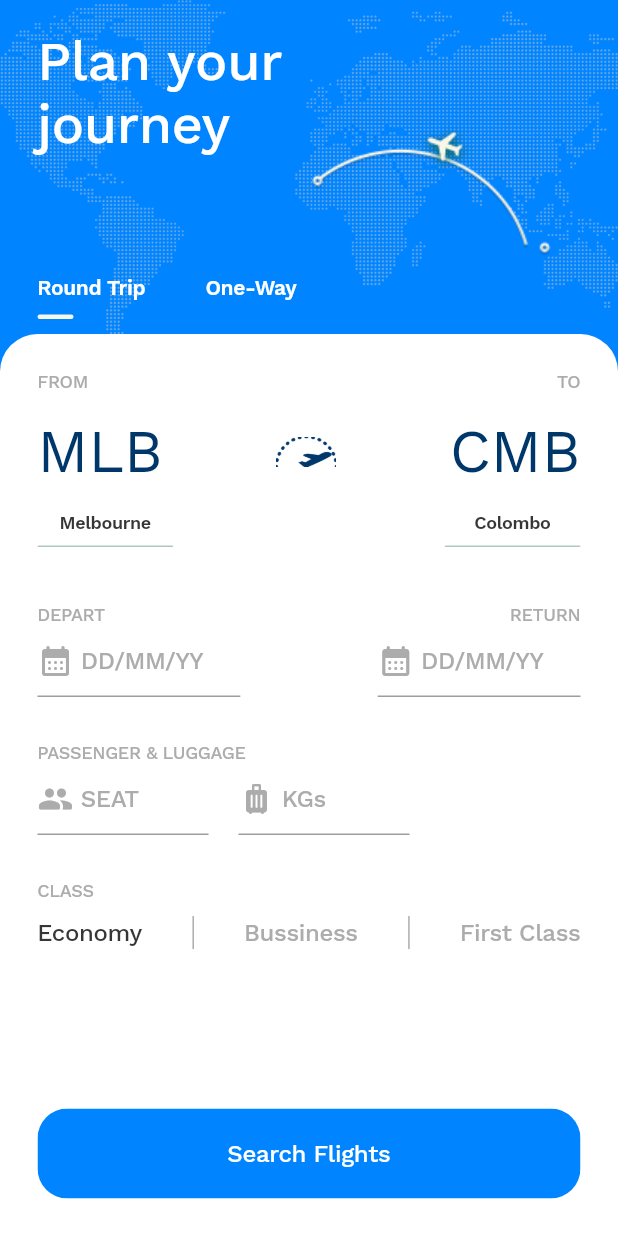
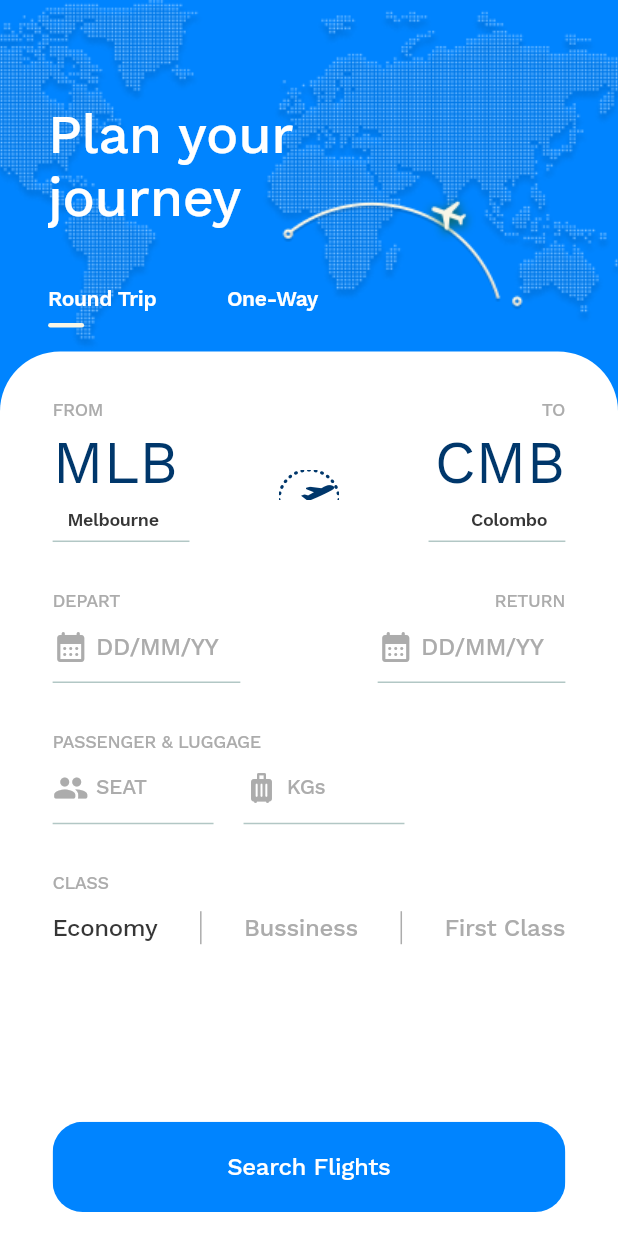
Before and after one commit to DewminaUdayashan/stockflow_code_challange, a Flutter app: the screen it shows after launch, on a phone screen of 412 x 824 dp. Run offline on Flutter 3.47's test engine with Material 2 defaults, Android fonts, the phone set to English and light mode, and no system bars; our stand-ins replace device_preview, flutter_screenutil, google_fonts.

Commit message:
screen util integration

```diff
--- a/lib/main.dart
+++ b/lib/main.dart
@@ -3,8 +3,10 @@ import 'package:flutter/services.dart';
 import 'package:stockflow_design_challenge/shared/app_routes.dart';
 import 'package:stockflow_design_challenge/shared/app_theme.dart';
 import 'package:device_preview/device_preview.dart';
+import 'package:flutter_screenutil/flutter_screenutil.dart';
 
-void main() {
+Future<void> main() async {
+  await ScreenUtil.ensureScreenSize();
   runApp(DevicePreview(
     enabled: false,
     builder: (context) => const MyApp(),
@@ -18,6 +20,7 @@ class MyApp extends StatelessWidget {
   Widget build(BuildContext context) {
     SystemChrome.setSystemUIOverlayStyle(
         const SystemUiOverlayStyle(statusBarColor: Colors.transparent));
+
     SystemChrome.setPreferredOrientations([
       DeviceOrientation.portraitUp,
     ]);
@@ -29,6 +32,10 @@ class MyApp extends StatelessWidget {
       darkTheme: AppTheme.themeData,
       onGenerateRoute: AppRoutes.onGenerateRoute,
       initialRoute: AppRoutes.landingScreenRoute,
+      builder: (context, child) {
+        ScreenUtil.init(context, designSize: const Size(411, 823));
+        return child!;
+      },
     );
   }
 }
--- a/lib/screens/landing/landing_screen.dart
+++ b/lib/screens/landing/landing_screen.dart
@@ -1,14 +1,15 @@
 import 'package:flutter/material.dart';
+import 'package:flutter_screenutil/flutter_screenutil.dart';
 import 'package:stockflow_design_challenge/screens/animations/opacity_tween.dart';
-import 'package:stockflow_design_challenge/screens/landing/widgets/custom_drop_down.dart';
 import 'package:stockflow_design_challenge/screens/landing/widgets/custom_text_field.dart';
 import 'package:stockflow_design_challenge/screens/landing/widgets/header.dart';
 import 'package:stockflow_design_challenge/screens/landing/widgets/title_row.dart';
 import 'package:stockflow_design_challenge/shared/app_routes.dart';
 import 'package:stockflow_design_challenge/shared/enums.dart';
 import 'package:stockflow_design_challenge/shared/extentions.dart';
-import 'package:stockflow_design_challenge/shared/images.dart';
+import 'package:stockflow_design_challenge/shared/responsive/mock_design.dart';
 
+import '../../shared/images.dart';
 import '../animations/slide_up_tween.dart';
 
 class LandingScreen extends StatelessWidget {
@@ -19,15 +20,15 @@ class LandingScreen extends StatelessWidget {
     return Scaffold(
       backgroundColor: Theme.of(context).colorScheme.primary,
       body: SingleChildScrollView(
+        child: MockDesign(
+          designImagePath: 'assets/images/landing_design.png',
+          showOverlay: false,
           child: SizedBox(
             height: context.height,
             width: double.infinity,
             child: Column(
               crossAxisAlignment: CrossAxisAlignment.start,
               children: [
-              /// avoiding status bar
-              SizedBox(height: context.paddingTop),
-
                 /// header
                 const OpacityTween(child: Header()),
 
@@ -37,11 +38,15 @@ class LandingScreen extends StatelessWidget {
                     width: double.infinity,
                     decoration: BoxDecoration(
                       color: context.colorScheme.background,
-                    borderRadius: const BorderRadius.vertical(
-                      top: Radius.circular(25),
+                      borderRadius: BorderRadius.vertical(
+                        top: Radius.circular(40.r),
                       ),
                     ),
-                  padding: const EdgeInsets.all(25),
+                    padding: EdgeInsets.only(
+                      left: 35.w,
+                      right: 35.w,
+                      top: 32.h,
+                    ),
                     child: OpacityTween(
                       child: Column(
                         crossAxisAlignment: CrossAxisAlignment.start,
@@ -50,45 +55,86 @@ class LandingScreen extends StatelessWidget {
                             firstTitle: 'FROM',
                             secondTitle: 'TO',
                           ),
-                        const SizedBox(height: 16),
+                          SizedBox(height: 5.h),
                           Row(
-                          mainAxisAlignment: MainAxisAlignment.spaceBetween,
+                            children: [
+                              Expanded(
+                                child: Column(
+                                  mainAxisSize: MainAxisSize.min,
+                                  crossAxisAlignment: CrossAxisAlignment.start,
                                   children: [
                                     Text(
                                       'MLB',
-                              style: context.textTheme.headlineLarge,
+                                      style: context.textTheme.headlineLarge
+                                          ?.copyWith(
+                                        fontSize: 40.sp,
+                                      ),
+                                    ),
+                                    SizedBox(height: 7.h),
+                                    Padding(
+                                      padding: EdgeInsets.only(left: 10.w),
+                                      child: Text(
+                                        'Melbourne',
+                                        style: context.textTheme.bodySmall
+                                            ?.copyWith(
+                                          color: const Color.fromRGBO(
+                                              54, 54, 54, 1),
+                                        ),
+                                      ),
+                                    ),
+                                    SizedBox(height: 7.h),
+                                    Container(
+                                      height: 1,
+                                      width: 91.w,
+                                      decoration: const BoxDecoration(
+                                        color: Color.fromRGBO(178, 199, 197, 1),
+                                      ),
+                                    ),
+                                  ],
+                                ),
                               ),
                               Image.asset(
                                 landingPageMiddleImage,
                                 width: 40,
                               ),
+                              Expanded(
+                                child: Column(
+                                  mainAxisSize: MainAxisSize.min,
+                                  crossAxisAlignment: CrossAxisAlignment.end,
+                                  children: [
                                     Text(
                                       'CMB',
-                              style: context.textTheme.headlineLarge,
-                            ),
-                          ],
-                        ),
-                        Row(
-                          children: const [
-                            Expanded(
-                              child: CustomDropdownButton(
-                                items: ['Melbourne', 'Colombo'],
-                                selectedItem: 'Melbourne',
+                                      style: context.textTheme.headlineLarge
+                                          ?.copyWith(
+                                        fontSize: 40.sp,
                                       ),
                                     ),
-                            Expanded(
-                              flex: 2,
-                              child: SizedBox.shrink(),
+                                    SizedBox(height: 7.h),
+                                    Padding(
+                                      padding: EdgeInsets.only(right: 12.w),
+                                      child: Text(
+                                        'Colombo',
+                                        style: context.textTheme.bodySmall
+                                            ?.copyWith(
+                                          color: const Color.fromRGBO(
+                                              54, 54, 54, 1),
                                         ),
-                            Expanded(
-                              child: CustomDropdownButton(
-                                items: ['Melbourne', 'Colombo'],
-                                selectedItem: 'Colombo',
+                                      ),
+                                    ),
+                                    SizedBox(height: 7.h),
+                                    Container(
+                                      height: 1,
+                                      width: 91.w,
+                                      decoration: const BoxDecoration(
+                                        color: Color.fromRGBO(178, 199, 197, 1),
                                       ),
                                     ),
                                   ],
                                 ),
-                        const SizedBox(height: 30),
+                              ),
+                            ],
+                          ),
+                          SizedBox(height: 32.h),
                           const TitleRow(
                             firstTitle: 'DEPART',
                             secondTitle: 'RETURN',
@@ -100,32 +146,18 @@ class LandingScreen extends StatelessWidget {
                                 label: 'DD/MM/YY',
                                 icon: Icons.calendar_month_rounded,
                                 readOnly: true,
-                              onTap: () => showDatePicker(
-                                context: context,
-                                initialDate: DateTime.now(),
-                                firstDate: DateTime.now(),
-                                lastDate: DateTime.now().add(
-                                  const Duration(days: 360 * 5),
-                                ),
-                              ),
+                                onTap: () => showAppDatePicker(context),
                               ),
                               SizedBox(width: context.width / 4.5),
                               CustomTextField(
                                 label: 'DD/MM/YY',
                                 icon: Icons.calendar_month_rounded,
                                 readOnly: true,
-                              onTap: () => showDatePicker(
-                                context: context,
-                                initialDate: DateTime.now(),
-                                firstDate: DateTime.now(),
-                                lastDate: DateTime.now().add(
-                                  const Duration(days: 360 * 5),
-                                ),
-                              ),
+                                onTap: () => showAppDatePicker(context),
                               ),
                             ],
                           ),
-                        const SizedBox(height: 30),
+                          SizedBox(height: 32.h),
                           const TitleRow(firstTitle: 'PASSENGER & LUGGAGE'),
                           Row(
                             children: const [
@@ -142,9 +174,9 @@ class LandingScreen extends StatelessWidget {
                               Spacer(),
                             ],
                           ),
-                        const SizedBox(height: 30),
+                          SizedBox(height: 32.h),
                           const TitleRow(firstTitle: 'CLASS'),
-                        const SizedBox(height: 10),
+                          SizedBox(height: 12.h),
                           Row(
                             mainAxisAlignment: MainAxisAlignment.spaceBetween,
                             children: [
@@ -152,17 +184,22 @@ class LandingScreen extends StatelessWidget {
                                 Class.economy.name,
                                 style: context.textTheme.bodyLarge?.copyWith(
                                   color: context.textTheme.bodySmall?.color,
+                                  fontSize: 16.sp,
                                 ),
                               ),
                               customVerticleDivider(context),
                               Text(
                                 Class.bussiness.name,
-                              style: context.textTheme.bodyLarge,
+                                style: context.textTheme.bodyLarge?.copyWith(
+                                  fontSize: 16.sp,
+                                ),
                               ),
                               customVerticleDivider(context),
                               Text(
                                 Class.firstClass.name,
-                              style: context.textTheme.bodyLarge,
+                                style: context.textTheme.bodyLarge?.copyWith(
+                                  fontSize: 16.sp,
+                                ),
                               ),
                             ],
                           ),
@@ -172,14 +209,17 @@ class LandingScreen extends StatelessWidget {
                             child: SlideUpTween(
                               begin: const Offset(0, 20),
                               child: InkWell(
-                              onTap: () => Navigator.pushNamed(
-                                  context, AppRoutes.resultScreenRoute),
+                                onTap: () {
+                                  FocusScope.of(context).unfocus();
+                                  Navigator.pushNamed(
+                                      context, AppRoutes.resultScreenRoute);
+                                },
                                 borderRadius: BorderRadius.circular(20),
                                 child: Ink(
-                                height: 60,
+                                  height: 60.h,
                                   decoration: BoxDecoration(
                                     color: context.colorScheme.primary,
-                                  borderRadius: BorderRadius.circular(20),
+                                    borderRadius: BorderRadius.circular(20.r),
                                   ),
                                   child: Center(
                                     child: Text(
@@ -188,6 +228,7 @@ class LandingScreen extends StatelessWidget {
                                           context.textTheme.bodyLarge?.copyWith(
                                         color: const Color(0xffffffff),
                                         fontWeight: FontWeight.w500,
+                                        fontSize: 16.sp,
                                       ),
                                     ),
                                   ),
@@ -195,12 +236,14 @@ class LandingScreen extends StatelessWidget {
                               ),
                             ),
                           ),
+                          SizedBox(height: 16.h),
                         ],
                       ),
                     ),
                   ),
                 ),
               ],
+            ),
           ),
         ),
       ),
@@ -216,4 +259,16 @@ class LandingScreen extends StatelessWidget {
       ),
     );
   }
+
+  void showAppDatePicker(BuildContext context) {
+    showDatePicker(
+      context: context,
+      initialDate: DateTime.now(),
+      firstDate: DateTime.now(),
+      lastDate: DateTime.now().add(
+        const Duration(days: 360 * 5),
+      ),
+    );
+    FocusScope.of(context).unfocus();
   }
+}
--- a/lib/screens/landing/widgets/custom_text_field.dart
+++ b/lib/screens/landing/widgets/custom_text_field.dart
@@ -1,6 +1,7 @@
 // ignore_for_file: public_member_api_docs, sort_constructors_first
 
 import 'package:flutter/material.dart';
+import 'package:flutter_screenutil/flutter_screenutil.dart';
 
 import 'package:stockflow_design_challenge/shared/extentions.dart';
 
@@ -28,7 +29,9 @@ class CustomTextField extends StatelessWidget {
         style: context.textTheme.bodyLarge,
         onTap: onTap,
         decoration: InputDecoration(
-          labelStyle: context.textTheme.bodyLarge,
+          labelStyle: context.textTheme.bodyLarge?.copyWith(
+            fontSize: label == 'DD/MM/YY' ? 16.sp : 14.sp,
+          ),
           labelText: label,
           floatingLabelBehavior: FloatingLabelBehavior.never,
           prefixIcon: Padding(
@@ -41,7 +44,17 @@ class CustomTextField extends StatelessWidget {
           prefixIconConstraints: const BoxConstraints(
             maxWidth: 30,
           ),
-          contentPadding: const EdgeInsets.only(bottom: 10),
+          contentPadding: const EdgeInsets.only(bottom: 11),
+          border: const UnderlineInputBorder(
+            borderSide: BorderSide(
+              color: Color.fromRGBO(178, 199, 197, 1),
+            ),
+          ),
+          enabledBorder: const UnderlineInputBorder(
+            borderSide: BorderSide(
+              color: Color.fromRGBO(178, 199, 197, 1),
+            ),
+          ),
         ),
       ),
     );
--- a/lib/screens/landing/widgets/header.dart
+++ b/lib/screens/landing/widgets/header.dart
@@ -1,4 +1,5 @@
 import 'package:flutter/material.dart';
+import 'package:flutter_screenutil/flutter_screenutil.dart';
 import 'package:google_fonts/google_fonts.dart';
 import 'package:stockflow_design_challenge/screens/animations/opacity_tween.dart';
 import 'package:stockflow_design_challenge/shared/extentions.dart';
@@ -28,14 +29,15 @@ class _HeaderState extends State<Header> with SingleTickerProviderStateMixin {
       vsync: this,
     );
     flightAnimation =
-        Tween<double>(begin: 1, end: 0.0).animate(flightAnimationController);
+        Tween<double>(begin: 0.7, end: 0.0).animate(flightAnimationController);
+
     offsetAnimation1 = Tween<Offset>(
-      begin: const Offset(55, 45),
-      end: const Offset(20, 10),
+      begin: Offset(50.w, 54.h),
+      end: const Offset(0, 0),
     ).animate(
       CurvedAnimation(
         parent: flightAnimationController,
-        curve: const Interval(0.0, 0.5), // 500ms animation
+        curve: const Interval(0.0, 1), // 500ms animation
       ),
     );
     offsetAnimation2 = Tween<Offset>(
@@ -59,19 +61,29 @@ class _HeaderState extends State<Header> with SingleTickerProviderStateMixin {
 
   @override
   Widget build(BuildContext context) {
-    return Container(
-      height: context.height / 3.7,
+    return InkWell(
+      onTap: () {
+        if (flightAnimationController.isCompleted) {
+          flightAnimationController.reverse();
+        } else {
+          flightAnimationController.forward();
+        }
+      },
+      child: Container(
+        height: 234.h,
         width: context.width,
+        padding: EdgeInsets.only(left: 32.w, right: 32.w),
+        margin: EdgeInsets.only(top: MediaQuery.of(context).padding.top),
         decoration: const BoxDecoration(
           image: DecorationImage(
             image: AssetImage(earthImageBG),
             fit: BoxFit.cover,
           ),
         ),
-      padding: const EdgeInsets.only(top: 20, left: 25),
         child: Column(
           mainAxisSize: MainAxisSize.min,
           children: [
+            SizedBox(height: 68.h - MediaQuery.of(context).padding.top),
             Expanded(
               flex: 2,
               child: Stack(
@@ -81,53 +93,39 @@ class _HeaderState extends State<Header> with SingleTickerProviderStateMixin {
                       child: Text(
                         'Plan your \njourney',
                         style: GoogleFonts.workSans(
-                        fontSize: 36,
+                          fontSize: 36.sp,
                           fontWeight: FontWeight.w500,
-                        letterSpacing: -0.2399999946,
+                          letterSpacing: -0.24.sp,
                           color: const Color(0xffffffff),
                         ),
                       ),
                     ),
                   ),
                   Positioned(
-                  left: 180,
-                  top: 55,
-                  child: SizedBox(
-                    width: 164,
-                    height: 125,
+                    left: 153.w,
+                    top: 42.h,
                     child: Image.asset(
                       flightPathImage,
-                      width: 164.41,
-                      height: 125.35,
-                    ),
                     ),
                   ),
                   Positioned(
-                  left: 180,
-                  top: 57,
-                  child: SizedBox(
-                    width: 164,
-                    height: 125,
+                    left: 153.w,
+                    top: 44.h,
                     child: Image.asset(
                       flightPathImage,
-                      width: 164.41,
-                      height: 125.35,
                       color: Colors.black12,
                     ),
                   ),
-                ),
                   Positioned(
-                  left: 195,
-                  top: 25,
+                    left: 185.w,
+                    top: 15.h,
                     child: AnimatedBuilder(
                         animation: flightAnimation,
                         builder: (context, child) {
-                        return OpacityTween(
+                          return Transform.translate(
+                            offset: offsetAnimation1.value,
+                            child: OpacityTween(
                               duration: const Duration(milliseconds: 300),
-                          child: Transform.translate(
-                            offset: offsetAnimation1.value,
-                            child: Transform.translate(
-                              offset: offsetAnimation2.value,
                               child: Transform.rotate(
                                 angle: flightAnimation.value,
                                 child: SizedBox(
@@ -141,12 +139,11 @@ class _HeaderState extends State<Header> with SingleTickerProviderStateMixin {
                                 ),
                               ),
                             ),
-                          ),
                           );
                         }),
                   ),
                   Positioned(
-                  bottom: 10,
+                    bottom: 16.h,
                     child: Row(
                       crossAxisAlignment: CrossAxisAlignment.start,
                       children: [
@@ -156,9 +153,10 @@ class _HeaderState extends State<Header> with SingleTickerProviderStateMixin {
                           children: [
                             Text(
                               'Round Trip',
-                            style: context.textTheme.titleMedium,
+                              style: context.textTheme.titleMedium
+                                  ?.copyWith(fontSize: 14.sp),
                             ),
-                          const SizedBox(height: 10),
+                            SizedBox(height: 8.h),
                             Align(
                               alignment: Alignment.topLeft,
                               child: Container(
@@ -172,10 +170,11 @@ class _HeaderState extends State<Header> with SingleTickerProviderStateMixin {
                             ),
                           ],
                         ),
-                      const SizedBox(width: 40),
+                        SizedBox(width: 47.w),
                         Text(
                           'One-Way',
-                        style: context.textTheme.titleMedium,
+                          style: context.textTheme.titleMedium
+                              ?.copyWith(fontSize: 14.sp),
                         ),
                       ],
                     ),
@@ -185,6 +184,7 @@ class _HeaderState extends State<Header> with SingleTickerProviderStateMixin {
             ),
           ],
         ),
+      ),
     );
   }
 }
--- a/lib/screens/landing/widgets/title_row.dart
+++ b/lib/screens/landing/widgets/title_row.dart
@@ -1,5 +1,6 @@
 // ignore_for_file: public_member_api_docs, sort_constructors_first
 import 'package:flutter/material.dart';
+import 'package:flutter_screenutil/flutter_screenutil.dart';
 
 import 'package:stockflow_design_challenge/shared/extentions.dart';
 
@@ -18,13 +19,17 @@ class TitleRow extends StatelessWidget {
       children: [
         Text(
           firstTitle,
-          style: context.textTheme.titleSmall,
+          style: context.textTheme.titleSmall?.copyWith(
+            fontSize: 12.sp,
+          ),
         ),
         if (secondTitle != null) ...[
           const Spacer(),
           Text(
             secondTitle!,
-            style: context.textTheme.titleSmall,
+            style: context.textTheme.titleSmall?.copyWith(
+              fontSize: 12.sp,
+            ),
           ),
         ]
       ],
--- /dev/null
+++ b/lib/shared/responsive/mock_design.dart
@@ -0,0 +1,65 @@
+// ignore_for_file: public_member_api_docs, sort_constructors_first
+import 'package:flutter/material.dart';
+
+class MockDesign extends StatefulWidget {
+  const MockDesign({
+    Key? key,
+    required this.child,
+    this.scaleFactor = 1,
+    this.designImagePath,
+    this.showOverlay = true,
+  }) : super(key: key);
+  final Widget child;
+  final double scaleFactor;
+  final String? designImagePath;
+  final bool showOverlay;
+
+  @override
+  State<MockDesign> createState() => _MockDesignState();
+}
+
+class _MockDesignState extends State<MockDesign> {
+  double opacity = 0.2;
+  @override
+  Widget build(BuildContext context) {
+    if (!widget.showOverlay) {
+      return widget.child;
+    }
+    return SizedBox(
+      height: MediaQuery.of(context).size.height,
+      width: MediaQuery.of(context).size.width,
+      child: Stack(
+        fit: StackFit.expand,
+        children: [
+          widget.child,
+          if (widget.designImagePath != null) ...[
+            Positioned.fill(
+              child: IgnorePointer(
+                ignoring: true,
+                child: Opacity(
+                  opacity: opacity,
+                  child: Image.asset(
+                    widget.designImagePath!,
+                    height: MediaQuery.of(context).size.height,
+                    fit: BoxFit.fitWidth,
+                  ),
+                ),
+              ),
+            ),
+          ],
+          Positioned(
+            bottom: 0,
+            left: 0,
+            right: 0,
+            child: Container(
+              color: Colors.black26,
+              child: Slider.adaptive(
+                  value: opacity,
+                  onChanged: (value) => setState(() => opacity = value)),
+            ),
+          )
+        ],
+      ),
+    );
+  }
+}
--- a/pubspec.yaml
+++ b/pubspec.yaml
@@ -36,9 +36,8 @@ dependencies:
   # Use with the CupertinoIcons class for iOS style icons.
   cupertino_icons: ^1.0.2
   google_fonts: ^4.0.3
-  screen_utils: ^0.0.1
-  intel_hex: ^1.2.1
   device_preview: ^1.1.0
+  flutter_screenutil: ^5.7.0
 
 dev_dependencies:
   flutter_test:
```
Also changed, not shown: lib/screens/landing/widgets/custom_drop_down.dart (+9 -4 lines), lib/screens/result/widgets/flight_result_item.dart (+38 -17 lines), assets/images/earth-image-1-bg.png, assets/images/earth-image-2-bg.png (added), assets/images/landing_design.png (added), pubspec.lock, 19 other files. Lines whose indentation alone changed are shown as unchanged.
